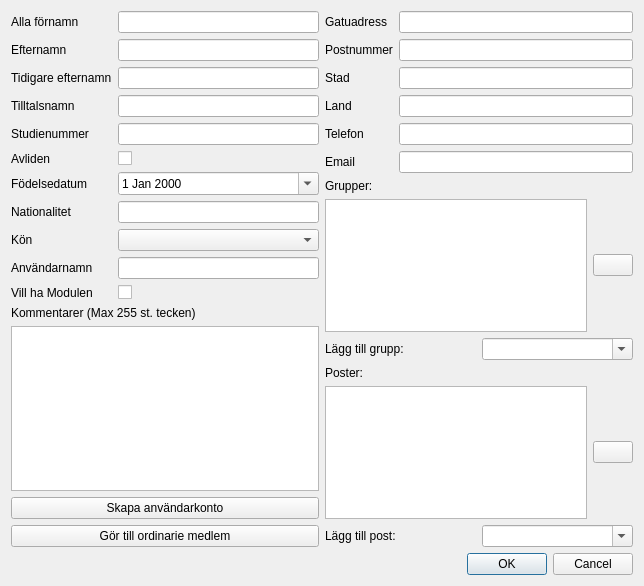
Qt form ui/memberedit.ui (Teknologforeningen/svaksvat) before a commit.
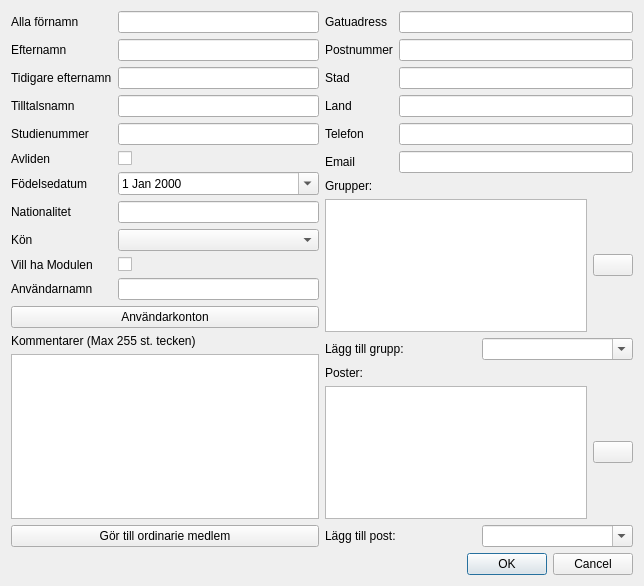
The same form after that commit. Icons and pictures are not drawn.

Commit message: Fix create_phux

```diff
--- a/ui/memberedit.ui
+++ b/ui/memberedit.ui
@@ -144,19 +144,6 @@
          <item row="8" column="1">
           <widget class="QComboBox" name="gender_fld"/>
          </item>
-         <item row="9" column="0">
-          <widget class="QLabel" name="username_fldLabel">
-           <property name="text">
-            <string>Användarnamn</string>
-           </property>
-           <property name="buddy">
-            <cstring>username_fld</cstring>
-           </property>
-          </widget>
-         </item>
-         <item row="9" column="1">
-          <widget class="QLineEdit" name="username_fld"/>
-         </item>
          <item row="10" column="0">
           <widget class="QLabel" name="subscribedToModulen_fld">
            <property name="text">
@@ -170,8 +157,28 @@
          <item row="10" column="1">
           <widget class="QCheckBox" name="subscribedToModulen_fld_checkbox"/>
          </item>
+         <item row="11" column="1">
+          <widget class="QLineEdit" name="username_fld"/>
+         </item>
+         <item row="11" column="0">
+          <widget class="QLabel" name="username_fldLabel">
+           <property name="text">
+            <string>Användarnamn</string>
+           </property>
+           <property name="buddy">
+            <cstring>username_fld</cstring>
+           </property>
+          </widget>
+         </item>
         </layout>
        </item>
+       <item>
+        <widget class="QPushButton" name="accountsButton">
+         <property name="text">
+          <string>Användarkonton</string>
+         </property>
+        </widget>
+       </item>
        <item>
         <widget class="QLabel" name="notes_fldLabel">
          <property name="text">
@@ -185,13 +192,6 @@
        <item>
         <widget class="QPlainTextEdit" name="notes_fld"/>
        </item>
-       <item>
-        <widget class="QPushButton" name="createLDAPAccount">
-         <property name="text">
-          <string>Skapa användarkonto</string>
-         </property>
-        </widget>
-       </item>
        <item>
         <widget class="QPushButton" name="makeOrdinaryMember">
          <property name="text">
```
Left out of the diff: 11 changed lines with no effect on the pictures. The commit also changes 6 other files.
